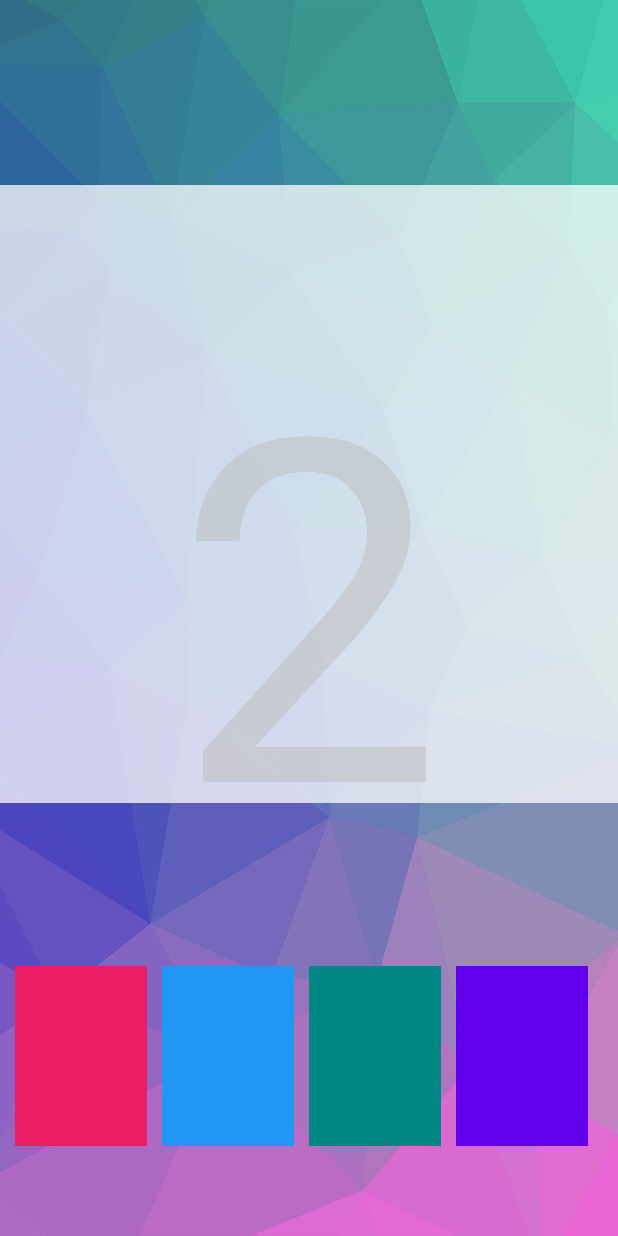
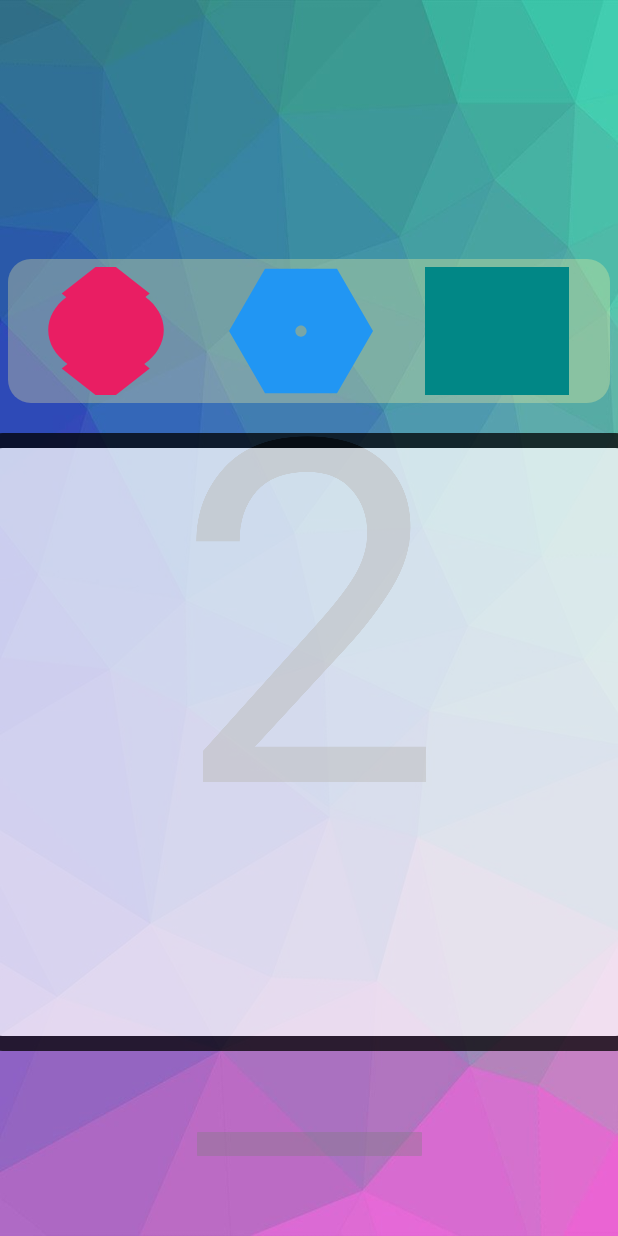
Before and after one commit to cohenItay/TopTapper, an Android app: the TapFragment screen opened through its navigation route, on a phone screen of 412 x 824 dp. Run offline under Robolectric (Android 15) with nearby library versions, the phone set to English and light mode, and no system bars.

Commit message:
first commit

```diff
--- a/app/src/main/java/com/itaycohen/toptapper/ui/TapFragment.java
+++ b/app/src/main/java/com/itaycohen/toptapper/ui/TapFragment.java
@@ -30,7 +30,7 @@ public class TapFragment extends Fragment {
                 mCountingView.setVisibility(View.GONE);
 
         });
-        mBtnsBar.setListener((btn, position, color) -> {
+        mBtnsBar.setListener((btn, position, shapeRes, colorRes) -> {
 
         });
     }
--- a/app/src/main/java/com/itaycohen/toptapper/ui/views/ButtonsBar.java
+++ b/app/src/main/java/com/itaycohen/toptapper/ui/views/ButtonsBar.java
@@ -1,6 +1,7 @@
 package com.itaycohen.toptapper.ui.views;
 
 import android.content.Context;
+import android.content.res.ColorStateList;
 import android.content.res.TypedArray;
 import android.util.AttributeSet;
 import android.view.View;
@@ -11,13 +12,16 @@ import android.widget.LinearLayout;
 
 import com.itaycohen.toptapper.R;
 
+import androidx.annotation.ColorRes;
+import androidx.annotation.DrawableRes;
 import androidx.annotation.IdRes;
 import androidx.annotation.Nullable;
+import androidx.core.content.res.ResourcesCompat;
 
 public class ButtonsBar extends LinearLayout {
 
     private int[] colorsArr;
-    private ImageButton[] buttonsArr = new ImageButton[4];
+    private int[] shapesArr;
     private Listener mListener;
 
     public ButtonsBar(Context context) {
@@ -47,21 +51,36 @@ public class ButtonsBar extends LinearLayout {
         this.mListener = mListener;
     }
 
+    public void setShapesArr(int[] shapesArr) {
+        setShapesArr(shapesArr, null);
+    }
+
+    public void setShapesArr(int[] shapesArr, int[] colorsArr) {
+        this.shapesArr = shapesArr;
+        if (colorsArr == null || colorsArr.length == shapesArr.length)
+            this.colorsArr = colorsArr;
+        updateBar();
+    }
+
     private void extractAttrs(@Nullable AttributeSet attrs) {
         if (attrs == null)
             return;
 
         TypedArray typedArray = getContext().obtainStyledAttributes(attrs, R.styleable.ButtonsBar);
-        int arrayResourceId = typedArray.getResourceId(R.styleable.ButtonsBar_buttons_bar_colors, 0);
-        if (arrayResourceId != 0) {
-            final TypedArray resourceArray = getResources().obtainTypedArray(arrayResourceId);
-            if (resourceArray.length() > 0) {
-                colorsArr = new int[resourceArray.length()];
-                for (int i = 0; i < resourceArray.length(); i++) {
-                    final int resourceId = resourceArray.getResourceId(i, 0);
-                    colorsArr[i] = resourceId;
+        int arrayShapeResourceId = typedArray.getResourceId(R.styleable.ButtonsBar_buttons_bar_shapes, 0);
+        int arrayColorsResourceId = typedArray.getResourceId(R.styleable.ButtonsBar_buttons_bar_colors, 0);
+        if (arrayShapeResourceId != 0) {
+            final TypedArray resourceShapesArray = getResources().obtainTypedArray(arrayShapeResourceId);
+            final TypedArray resourceColorsArray = getResources().obtainTypedArray(arrayColorsResourceId);
+            if (resourceShapesArray.length() > 0) {
+                shapesArr = new int[resourceShapesArray.length()];
+                colorsArr = new int[resourceShapesArray.length()];
+                for (int i = 0; i < resourceShapesArray.length(); i++) {
+                    shapesArr[i] = resourceShapesArray.getResourceId(i, 0);
+                    colorsArr[i] = resourceColorsArray.getResourceId(i, 0);
                 }
-                resourceArray.recycle();
+                resourceShapesArray.recycle();
+                resourceColorsArray.recycle();
             }
         }
         typedArray.recycle();
@@ -69,20 +88,27 @@ public class ButtonsBar extends LinearLayout {
 
     private void initView() {
         setOrientation(LinearLayout.HORIZONTAL);
-        for (int i=0; i<colorsArr.length; i++) {
+        updateBar();
+    }
+
+    private void updateBar() {
+        removeAllViews();
+        for (int i=0; i<shapesArr.length; i++) {
             ImageButton button = new ImageButton(getContext());
             button.setId(View.generateViewId());
             LayoutParams params = new LayoutParams(0, ViewGroup.LayoutParams.MATCH_PARENT, 1f);
             params.setMarginEnd((int)getResources().getDimension(R.dimen.button_bar_margin));
             button.setLayoutParams(params);
-            button.setBackgroundResource(colorsArr[i]);
+            button.setImageResource(shapesArr[i]);
+            button.setImageTintList(ResourcesCompat.getColorStateList(getResources(), colorsArr[i], getContext().getTheme()));
+            button.setBackgroundResource(android.R.color.transparent);
             int finalI = i;
-            button.setOnClickListener(v -> mListener.onButtonClick((Button)v, finalI, colorsArr[finalI]));
+            button.setOnClickListener(v -> mListener.onButtonClick((ImageButton)v, finalI, shapesArr[finalI], colorsArr[finalI]));
             addView(button);
         }
     }
 
     public interface Listener {
-        void onButtonClick(Button btn, int position, @IdRes int color);
+        void onButtonClick(ImageButton btn, int position, @DrawableRes int shapeRes, @ColorRes int colorRes);
     }
 }
--- /dev/null
+++ b/app/src/main/res/drawable/tap_background.xml
@@ -0,0 +1,9 @@
+<?xml version="1.0" encoding="utf-8"?>
+<shape xmlns:android="http://schemas.android.com/apk/res/android"
+    android:shape="rectangle">
+
+    <stroke android:color="@color/black_900" android:width="10dp" />
+    <corners android:radius="15dp" />
+    <padding android:left="30dp" android:right="30dp"/>
+    <solid android:color="@color/white_50"/>
+</shape>
--- /dev/null
+++ b/app/src/main/res/drawable/tap_progress_drawable.xml
@@ -0,0 +1,34 @@
+<?xml version="1.0" encoding="utf-8"?>
+<layer-list xmlns:android="http://schemas.android.com/apk/res/android">
+    <item android:id="@android:id/background"
+        android:gravity="center_vertical|fill_horizontal">
+        <shape android:shape="rectangle"
+            android:tint="@color/gray500">
+            <corners android:radius="3dp" />
+            <size android:height="@dimen/progress_bar_height" />
+            <solid android:color="@drawable/white_disabled_material" />
+        </shape>
+    </item>
+    <item android:id="@android:id/secondaryProgress"
+        android:gravity="center_vertical|fill_horizontal">
+        <scale android:scaleWidth="100%">
+            <shape android:shape="rectangle"
+                android:tint="?attr/colorControlActivated">
+                <corners android:radius="3dp" />
+                <size android:height="@dimen/progress_bar_height" />
+                <solid android:color="@drawable/white_disabled_material" />
+            </shape>
+        </scale>
+    </item>
+    <item android:id="@android:id/progress"
+        android:gravity="center_vertical|fill_horizontal">
+        <scale android:scaleWidth="100%">
+            <shape android:shape="rectangle"
+                android:tint="?attr/colorControlActivated">
+                <corners android:radius="3dp" />
+                <size android:height="@dimen/progress_bar_height" />
+                <solid android:color="@color/white_50" />
+            </shape>
+        </scale>
+    </item>
+</layer-list>
--- /dev/null
+++ b/app/src/main/res/drawable/tap_shape_crushed_egg.xml
@@ -0,0 +1,9 @@
+<vector xmlns:android="http://schemas.android.com/apk/res/android"
+    android:width="96dp"
+    android:height="96dp"
+    android:viewportWidth="329.602"
+    android:viewportHeight="329.602">
+  <path
+      android:pathData="M76.517,240.08l-13.108,10.307l100.715,79.215l100.715,-79.215l-12.461,-9.801c27.348,-19.058 44.682,-46.809 44.682,-77.806c0,-29.969 -16.208,-56.903 -42,-75.886l9.774,-7.691L164.124,0L63.409,79.215l10.421,8.197c-25.379,18.95 -41.288,45.677 -41.288,75.375C32.542,193.511 49.583,221.038 76.517,240.08z"
+      android:fillColor="#010002"/>
+</vector>
--- /dev/null
+++ b/app/src/main/res/drawable/tap_shape_hexagon.xml
@@ -0,0 +1,4 @@
+<vector android:height="96dp" android:viewportHeight="512"
+    android:viewportWidth="512" android:width="96dp" xmlns:android="http://schemas.android.com/apk/res/android">
+    <path android:fillColor="#FF000000" android:pathData="M384,34.297H128L0,256l128,221.703h256L512,256L384,34.297zM256,276c-11.028,0 -20,-8.972 -20,-20s8.972,-20 20,-20s20,8.972 20,20S267.028,276 256,276z"/>
+</vector>
--- /dev/null
+++ b/app/src/main/res/drawable/tap_shape_oval.xml
@@ -0,0 +1,6 @@
+<?xml version="1.0" encoding="utf-8"?>
+<shape xmlns:android="http://schemas.android.com/apk/res/android"
+    android:shape="oval">
+
+    <solid android:color="@color/black_900"/>
+</shape>
--- /dev/null
+++ b/app/src/main/res/drawable/tap_shape_rectangle.xml
@@ -0,0 +1,8 @@
+<?xml version="1.0" encoding="utf-8"?>
+<shape xmlns:android="http://schemas.android.com/apk/res/android"
+    android:shape="rectangle">
+
+    <solid android:color="@color/black_900"/>
+    <padding android:right="10dp" android:top="10dp" android:left="10dp" android:bottom="10dp"/>
+    <size android:width="96dp" android:height="96dp"/>
+</shape>
--- /dev/null
+++ b/app/src/main/res/drawable/tap_shape_triangle.xml
@@ -0,0 +1,4 @@
+<vector android:height="24.00075dp" android:viewportHeight="32"
+    android:viewportWidth="31.999" android:width="24dp" xmlns:android="http://schemas.android.com/apk/res/android">
+    <path android:fillColor="#FF000000" android:pathData="M31.92,5.021l-14.584,22.5c-0.089,0.138 -0.241,0.223 -0.406,0.229c-0.004,0 -0.009,0 -0.014,0c-0.16,0 -0.312,-0.076 -0.404,-0.205L0.096,5.044C-0.015,4.893 -0.031,4.69 0.054,4.523C0.139,4.354 0.312,4.25 0.5,4.25h31c0.183,0 0.352,0.1 0.438,0.261C32.026,4.67 32.019,4.867 31.92,5.021z"/>
+</vector>
--- /dev/null
+++ b/app/src/main/res/drawable/tap_shapes_plate_background.xml
@@ -0,0 +1,8 @@
+<?xml version="1.0" encoding="utf-8"?>
+<shape xmlns:android="http://schemas.android.com/apk/res/android"
+    android:shape="rectangle">
+
+    <corners android:radius="15dp" />
+    <padding android:left="30dp" android:right="30dp"/>
+    <solid android:color="@color/yellow_500_a30"/>
+</shape>
--- /dev/null
+++ b/app/src/main/res/drawable/white_disabled_material.xml
@@ -0,0 +1,5 @@
+<?xml version="1.0" encoding="utf-8"?>
+<selector xmlns:android="http://schemas.android.com/apk/res/android">
+    <item android:color="@color/white_50"
+        android:alpha="0.35" />
+</selector>
--- a/app/src/main/res/layout/fragment_tap.xml
+++ b/app/src/main/res/layout/fragment_tap.xml
@@ -1,8 +1,7 @@
 <?xml version="1.0" encoding="utf-8"?>
-<androidx.constraintlayout.widget.ConstraintLayout
-    xmlns:android="http://schemas.android.com/apk/res/android"
+<androidx.constraintlayout.widget.ConstraintLayout xmlns:android="http://schemas.android.com/apk/res/android"
+    xmlns:app="http://schemas.android.com/apk/res-auto"
     xmlns:tools="http://schemas.android.com/tools"
-    xmlns:app="http://schemas.android.com/apk/res-auto"
     android:layout_width="match_parent"
     android:layout_height="match_parent"
     android:background="@drawable/tapet">
@@ -11,37 +10,54 @@
         android:id="@+id/countingView"
         android:layout_width="match_parent"
         android:layout_height="match_parent"
-        tools:visibility="gone"/>
+        tools:visibility="gone" />
+
+    <com.itaycohen.toptapper.ui.views.ButtonsBar
+        android:id="@+id/btnsBar"
+        android:layout_width="match_parent"
+        android:layout_height="96dp"
+        android:layout_marginBottom="20dp"
+        android:padding="5dp"
+        android:layout_marginEnd="5dp"
+        android:layout_marginStart="5dp"
+        android:background="@drawable/tap_shapes_plate_background"
+        app:buttons_bar_colors="@array/colors"
+        app:buttons_bar_shapes="@array/three_shapes"
+        app:layout_constraintBottom_toTopOf="@id/topGuide" />
 
     <androidx.constraintlayout.widget.Guideline
         android:id="@+id/topGuide"
         android:layout_width="match_parent"
         android:layout_height="wrap_content"
         android:orientation="horizontal"
-        app:layout_constraintGuide_percent="0.15"/>
+        app:layout_constraintGuide_percent="0.35" />
 
     <androidx.constraintlayout.widget.Guideline
         android:id="@+id/middleGuide"
         android:layout_width="match_parent"
         android:layout_height="wrap_content"
         android:orientation="horizontal"
-        app:layout_constraintGuide_percent="0.65"/>
+        app:layout_constraintGuide_percent="0.85" />
 
     <View
         android:layout_width="match_parent"
         android:layout_height="0dp"
-        app:layout_constraintTop_toBottomOf="@id/topGuide"
+        android:alpha="0.75"
+        android:background="@drawable/tap_background"
+        android:scaleX="1.1"
         app:layout_constraintBottom_toTopOf="@id/middleGuide"
-        android:background="@color/white_50"
-        android:alpha="0.75"/>
+        app:layout_constraintTop_toBottomOf="@id/topGuide" />
 
-    <com.itaycohen.toptapper.ui.views.ButtonsBar
-        android:id="@+id/btnsBar"
-        android:layout_width="match_parent"
-        android:layout_height="120dp"
-        app:buttons_bar_colors="@array/colors"
+    <ProgressBar
+        android:id="@+id/timeProgress"
+        style="@style/Widget.AppCompat.ProgressBar.Horizontal"
+        android:progressDrawable="@drawable/tap_progress_drawable"
+        tools:progress="50"
+        android:layout_width="150dp"
+        android:layout_height="wrap_content"
         app:layout_constraintBottom_toBottomOf="parent"
-        android:layout_marginBottom="60dp"
-        android:paddingStart="10dp"
-        android:paddingEnd="10dp"/>
+        app:layout_constraintTop_toBottomOf="@id/middleGuide"
+        app:layout_constraintEnd_toEndOf="parent"
+        app:layout_constraintHorizontal_bias="0.5"
+        app:layout_constraintStart_toStartOf="parent" />
 </androidx.constraintlayout.widget.ConstraintLayout>
--- a/app/src/main/res/values/arrays.xml
+++ b/app/src/main/res/values/arrays.xml
@@ -15,5 +15,12 @@
         <item>@color/blue_500</item>
         <item>@color/green_500</item>
         <item>@color/purple_500</item>
+        <item>@color/muster_500</item>
+    </array>
+
+    <array name="three_shapes">
+        <item>@drawable/tap_shape_crushed_egg</item>
+        <item>@drawable/tap_shape_hexagon</item>
+        <item>@drawable/tap_shape_rectangle</item>
     </array>
 </resources>
--- a/app/src/main/res/values/attrs.xml
+++ b/app/src/main/res/values/attrs.xml
@@ -6,6 +6,7 @@
 
     <declare-styleable name="ButtonsBar">
         <attr name="buttons_bar_colors" format="reference"/>
+        <attr name="buttons_bar_shapes" format="reference"/>
     </declare-styleable>
 
 </resources>
--- a/app/src/main/res/values/colors.xml
+++ b/app/src/main/res/values/colors.xml
@@ -14,6 +14,9 @@
 
     <color name="blue_500">#2196f3</color>
     <color name="pink_500">#e91e63</color>
+    <color name="muster_500">#FFE082</color>
+
+    <color name="yellow_500_a30">#4DFFF59D</color>
 
     <!--Color surface (light), color on error (light), -->
     <!--color on surface (dark), color on surface (dark)-->
@@ -23,5 +26,6 @@
     <!--Color on secondary (light), color on background (light),-->
     <!--color on surface (light)-->
     <color name="black_900">#000000</color>
+    <color name="gray500">#7C7C7C</color>
 
 </resources>
--- a/app/src/main/res/values/dimens.xml
+++ b/app/src/main/res/values/dimens.xml
@@ -1,4 +1,5 @@
 <?xml version="1.0" encoding="utf-8"?>
 <resources>
     <dimen name="button_bar_margin">10dp</dimen>
+    <dimen name="progress_bar_height">20dp</dimen>
 </resources>
```
